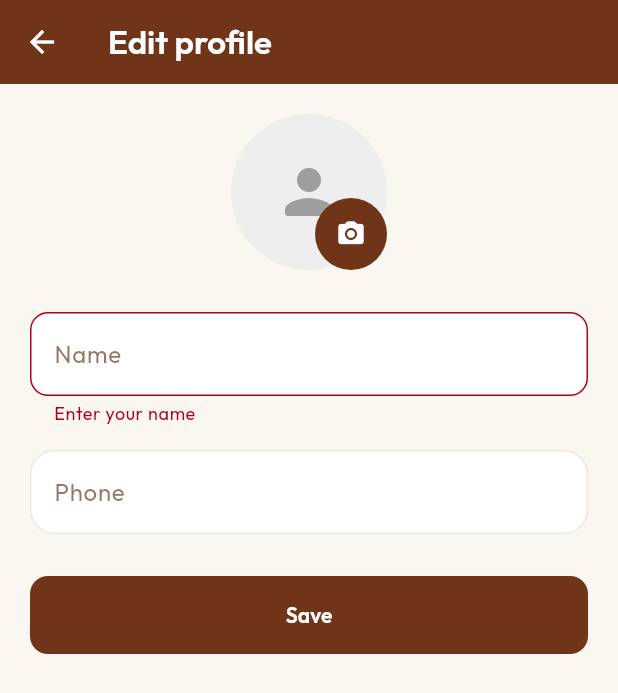
After one commit to tamangsuraj/PawSewa---The-best-pet-care-app, a Flutter app: the OwnerProfileScreen screen opened directly, after a tap on "Save", on a phone screen of 412 x 824 dp. The commit adds this screen. Shown: the top 693 px of the screen. Run offline on Flutter 3.47's test engine with Material 3 defaults, Android fonts, the phone set to English and light mode, and no system bars; our stand-ins replace audioplayers, cached_network_image, confetti, dio, firebase_core, firebase_messaging and 15 more; accounts and stored records are empty; network calls fail.

Commit message:
Updated the ui only for the mobile screne for the hamburger bar

```diff
--- /dev/null
+++ b/apps/mobile/user_app/lib/screens/owner_profile_screen.dart
@@ -0,0 +1,314 @@
+import 'dart:convert';
+import 'dart:io';
+
+import 'package:flutter/foundation.dart';
+import 'package:flutter/material.dart';
+import 'package:google_fonts/google_fonts.dart';
+import 'package:http/http.dart' as http;
+import 'package:image_picker/image_picker.dart';
+
+import '../core/api_client.dart';
+import '../core/constants.dart';
+import '../core/storage_service.dart';
+
+/// Edit customer profile (Mongo `users` / pawsewa_chat.users): name, phone, photo.
+class OwnerProfileScreen extends StatefulWidget {
+  const OwnerProfileScreen({super.key});
+
+  @override
+  State<OwnerProfileScreen> createState() => _OwnerProfileScreenState();
+}
+
+class _OwnerProfileScreenState extends State<OwnerProfileScreen> {
+  final _formKey = GlobalKey<FormState>();
+  final _api = ApiClient();
+  final _storage = StorageService();
+  final _imagePicker = ImagePicker();
+
+  final _nameController = TextEditingController();
+  final _phoneController = TextEditingController();
+
+  bool _loading = false;
+  bool _saving = false;
+  String? _profilePictureUrl;
+  File? _selectedImage;
+
+  @override
+  void initState() {
+    super.initState();
+    _load();
+  }
+
+  @override
+  void dispose() {
+    _nameController.dispose();
+    _phoneController.dispose();
+    super.dispose();
+  }
+
+  Future<void> _load() async {
+    setState(() {
+      _loading = true;
+    });
+    try {
+      final response = await _api.getUserProfile();
+      if (response.statusCode == 200 && response.data is Map) {
+        final root = response.data as Map;
+        final data = root['data'];
+        if (data is Map) {
+          final m = Map<String, dynamic>.from(data);
+          if (mounted) {
+            setState(() {
+              _nameController.text = m['name']?.toString() ?? '';
+              _phoneController.text = m['phone']?.toString() ?? '';
+              _profilePictureUrl = m['profilePicture']?.toString();
+            });
+          }
+        }
+      }
+    } catch (e) {
+      if (kDebugMode) {
+        debugPrint('[OwnerProfile] load error: $e');
+      }
+    } finally {
+      if (mounted) {
+        setState(() {
+          _loading = false;
+        });
+      }
+    }
+  }
+
+  Future<String?> _uploadToCloudinary(File imageFile) async {
+    try {
+      final url = Uri.parse('https://api.cloudinary.com/v1_1/dhivjgzgz/image/upload');
+      final request = http.MultipartRequest('POST', url);
+      request.fields['upload_preset'] = 'pawsewa_profiles';
+      request.files.add(await http.MultipartFile.fromPath('file', imageFile.path));
+      final response = await request.send();
+      if (response.statusCode == 200) {
+        final body = await response.stream.bytesToString();
+        final jsonData = jsonDecode(body) as Map<String, dynamic>;
+        return jsonData['secure_url']?.toString();
+      }
+    } catch (e) {
+      if (kDebugMode) {
+        debugPrint('[OwnerProfile] Cloudinary: $e');
+      }
+    }
+    return null;
+  }
+
+  Future<void> _pickImage() async {
+    try {
+      final XFile? image = await _imagePicker.pickImage(
+        source: ImageSource.gallery,
+        maxWidth: 800,
+        maxHeight: 800,
+        imageQuality: 85,
+      );
+      if (image != null && mounted) {
+        setState(() {
+          _selectedImage = File(image.path);
+        });
+      }
+    } catch (e) {
+      if (mounted) {
+        ScaffoldMessenger.of(context).showSnackBar(
+          SnackBar(content: Text('Could not pick image: $e')),
+        );
+      }
+    }
+  }
+
+  Future<void> _save() async {
+    if (!_formKey.currentState!.validate()) {
+      return;
+    }
+    setState(() {
+      _saving = true;
+    });
+    try {
+      String? imageUrl = _profilePictureUrl;
+      if (_selectedImage != null) {
+        imageUrl = await _uploadToCloudinary(_selectedImage!);
+        if (imageUrl == null) {
+          if (mounted) {
+            ScaffoldMessenger.of(context).showSnackBar(
+              const SnackBar(content: Text('Failed to upload profile photo')),
+            );
+          }
+          return;
+        }
+      }
+
+      final payload = <String, dynamic>{
+        'name': _nameController.text.trim(),
+        'phone': _phoneController.text.trim(),
+      };
+      if (imageUrl != null && imageUrl.isNotEmpty) {
+        payload['profilePicture'] = imageUrl;
+      }
+
+      final response = await _api.updateProfile(payload);
+      if (response.statusCode != 200 || response.data is! Map) {
+        if (mounted) {
+          ScaffoldMessenger.of(context).showSnackBar(
+            const SnackBar(content: Text('Could not save profile')),
+          );
+        }
+        return;
+      }
+
+      final root = response.data as Map;
+      final data = root['data'];
+      if (data is Map) {
+        final m = Map<String, dynamic>.from(data);
+        final newToken = m['token']?.toString();
+        if (newToken != null && newToken.isNotEmpty) {
+          await _storage.saveToken(newToken);
+        }
+        final raw = await _storage.getUser();
+        if (raw != null && raw.isNotEmpty) {
+          try {
+            final u = jsonDecode(raw);
+            if (u is Map) {
+              final um = Map<String, dynamic>.from(u);
+              um['name'] = m['name'] ?? um['name'];
+              um['phone'] = m['phone'] ?? um['phone'];
+              if (m['profilePicture'] != null) {
+                um['profilePicture'] = m['profilePicture'];
+              }
+              await _storage.saveUser(jsonEncode(um));
+            }
+          } catch (_) {}
+        }
+      }
+
+      if (mounted) {
+        ScaffoldMessenger.of(context).showSnackBar(
+          SnackBar(
+            content: Text('Profile updated', style: GoogleFonts.outfit()),
+            backgroundColor: const Color(AppConstants.primaryColor),
+          ),
+        );
+        Navigator.pop(context, true);
+      }
+    } catch (e) {
+      if (mounted) {
+        ScaffoldMessenger.of(context).showSnackBar(
+          SnackBar(content: Text('Save failed: $e')),
+        );
+      }
+    } finally {
+      if (mounted) {
+        setState(() {
+          _saving = false;
+        });
+      }
+    }
+  }
+
+  @override
+  Widget build(BuildContext context) {
+    const brown = Color(AppConstants.primaryColor);
+    return Scaffold(
+      backgroundColor: const Color(AppConstants.secondaryColor),
+      appBar: AppBar(
+        title: Text(
+          'Edit profile',
+          style: GoogleFonts.outfit(fontWeight: FontWeight.w600, color: Colors.white),
+        ),
+        backgroundColor: brown,
+        foregroundColor: Colors.white,
+        elevation: 0,
+      ),
+      body: _loading
+          ? const Center(child: CircularProgressIndicator(color: brown))
+          : SingleChildScrollView(
+              padding: const EdgeInsets.all(20),
+              child: Form(
+                key: _formKey,
+                child: Column(
+                  crossAxisAlignment: CrossAxisAlignment.stretch,
+                  children: [
+                    Center(
+                      child: Stack(
+                        alignment: Alignment.bottomRight,
+                        children: [
+                          CircleAvatar(
+                            radius: 52,
+                            backgroundColor: Colors.grey.shade200,
+                            backgroundImage: _selectedImage != null
+                                ? FileImage(_selectedImage!)
+                                : (_profilePictureUrl != null &&
+                                          _profilePictureUrl!.startsWith('http'))
+                                      ? NetworkImage(_profilePictureUrl!)
+                                      : null,
+                            child: _selectedImage == null &&
+                                    (_profilePictureUrl == null ||
+                                        !_profilePictureUrl!.startsWith('http'))
+                                ? Icon(Icons.person_rounded, size: 48, color: Colors.grey.shade500)
+                                : null,
+                          ),
+                          Material(
+                            color: brown,
+                            shape: const CircleBorder(),
+                            child: IconButton(
+                              icon: const Icon(Icons.camera_alt_rounded, color: Colors.white, size: 20),
+                              onPressed: _pickImage,
+                              tooltip: 'Change photo',
+                            ),
+                          ),
+                        ],
+                      ),
+                    ),
+                    const SizedBox(height: 28),
+                    TextFormField(
+                      controller: _nameController,
+                      decoration: InputDecoration(
+                        labelText: 'Name',
+                        border: OutlineInputBorder(borderRadius: BorderRadius.circular(12)),
+                      ),
+                      style: GoogleFonts.outfit(),
+                      validator: (v) {
+                        if (v == null || v.trim().isEmpty) {
+                          return 'Enter your name';
+                        }
+                        return null;
+                      },
+                    ),
+                    const SizedBox(height: 16),
+                    TextFormField(
+                      controller: _phoneController,
+                      decoration: InputDecoration(
+                        labelText: 'Phone',
+                        border: OutlineInputBorder(borderRadius: BorderRadius.circular(12)),
+                      ),
+                      style: GoogleFonts.outfit(),
+                      keyboardType: TextInputType.phone,
+                    ),
+                    const SizedBox(height: 28),
+                    FilledButton(
+                      onPressed: _saving ? null : _save,
+                      style: FilledButton.styleFrom(
+                        backgroundColor: brown,
+                        foregroundColor: Colors.white,
+                        padding: const EdgeInsets.symmetric(vertical: 16),
+                        shape: RoundedRectangleBorder(borderRadius: BorderRadius.circular(12)),
+                      ),
+                      child: _saving
+                          ? const SizedBox(
+                              height: 22,
+                              width: 22,
+                              child: CircularProgressIndicator(strokeWidth: 2, color: Colors.white),
+                            )
+                          : Text('Save', style: GoogleFonts.outfit(fontWeight: FontWeight.w600)),
+                    ),
+                  ],
+                ),
+              ),
+            ),
+    );
+  }
+}
```
Also changed, not shown: apps/mobile/user_app/lib/screens/care/my_care_bookings_screen.dart (+63 -4 lines), apps/mobile/user_app/lib/screens/my_requests_screen.dart (+17 -3 lines), apps/mobile/user_app/lib/screens/pet_dashboard_screen.dart (+156 -71 lines), 5 other files.
